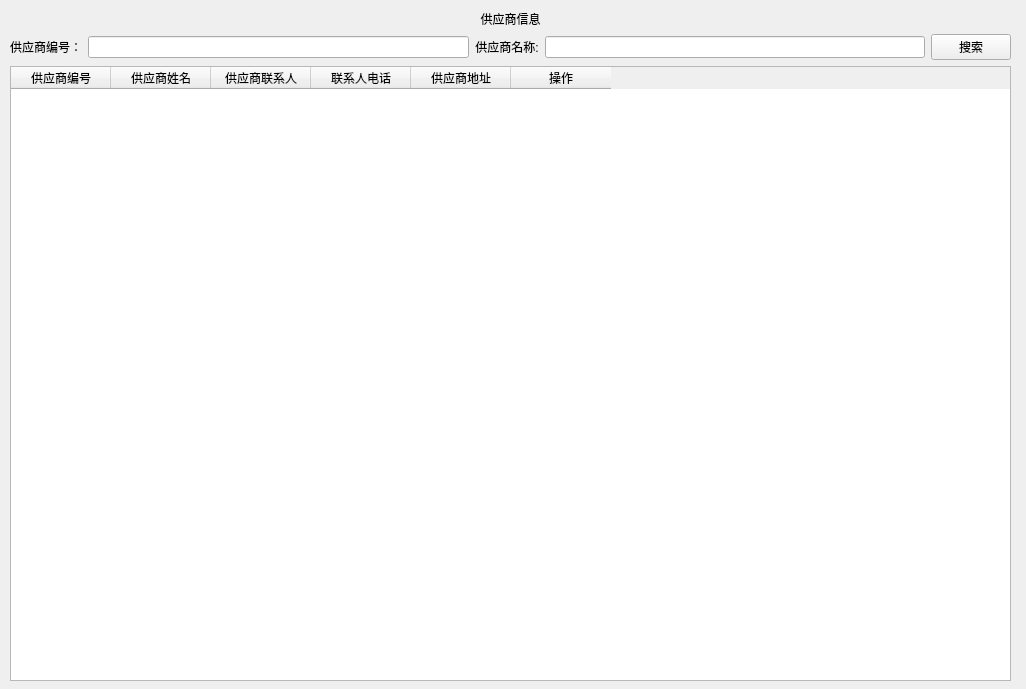
Above: UI/Supplier_information.ui from RunpuWei/InvoicingManagementSystem before the change. Below: the same form after it.
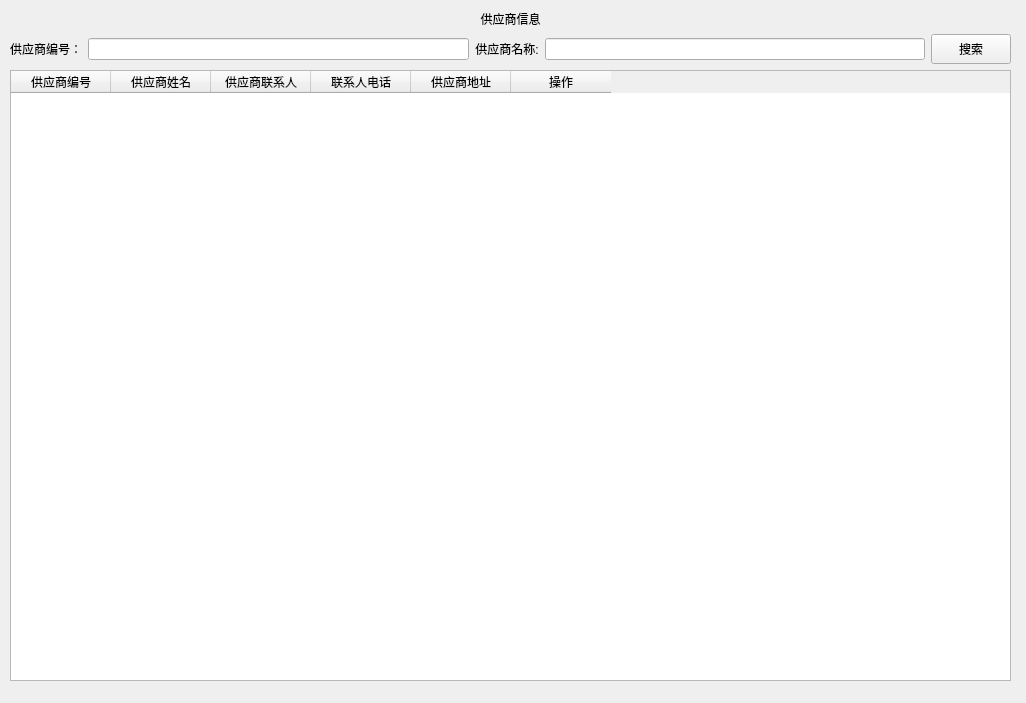
That is the form after the change. Icons and pictures are not drawn.

What changed in the file:
```diff
--- a/UI/Supplier_information.ui
+++ b/UI/Supplier_information.ui
@@ -7,7 +7,7 @@
     <x>0</x>
     <y>0</y>
     <width>1026</width>
-    <height>689</height>
+    <height>703</height>
    </rect>
   </property>
   <property name="windowTitle">
@@ -76,6 +76,12 @@
          </item>
          <item>
           <widget class="QPushButton" name="search_supplier_2">
+           <property name="minimumSize">
+            <size>
+             <width>0</width>
+             <height>30</height>
+            </size>
+           </property>
            <property name="text">
             <string>搜索</string>
            </property>
```
